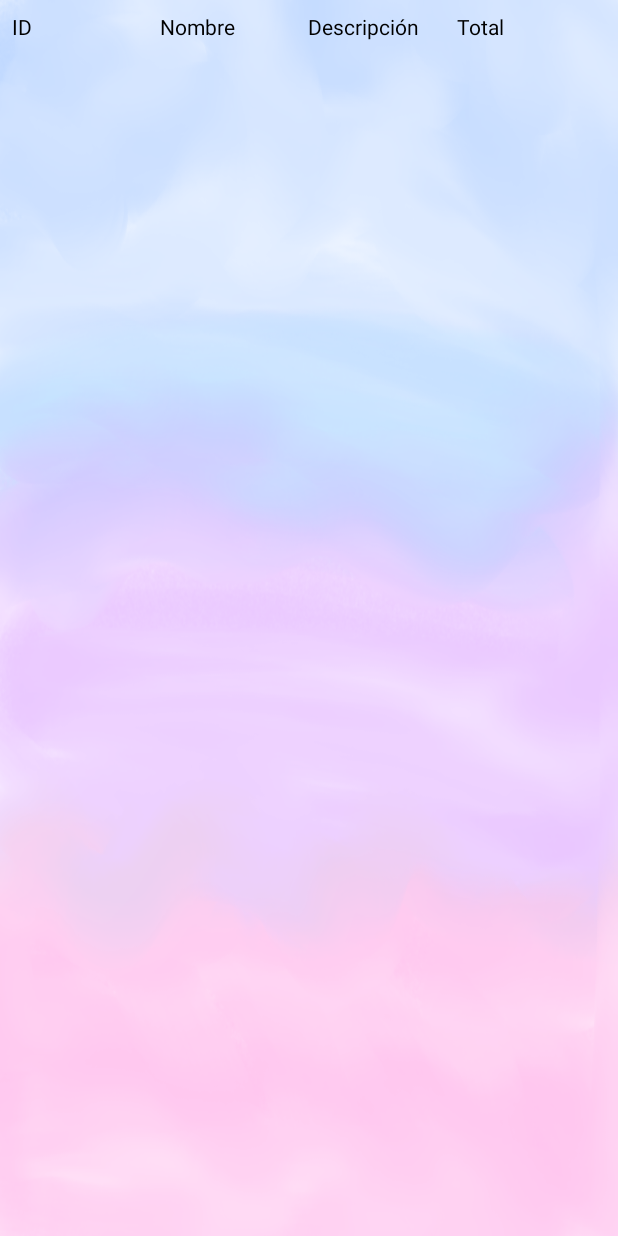
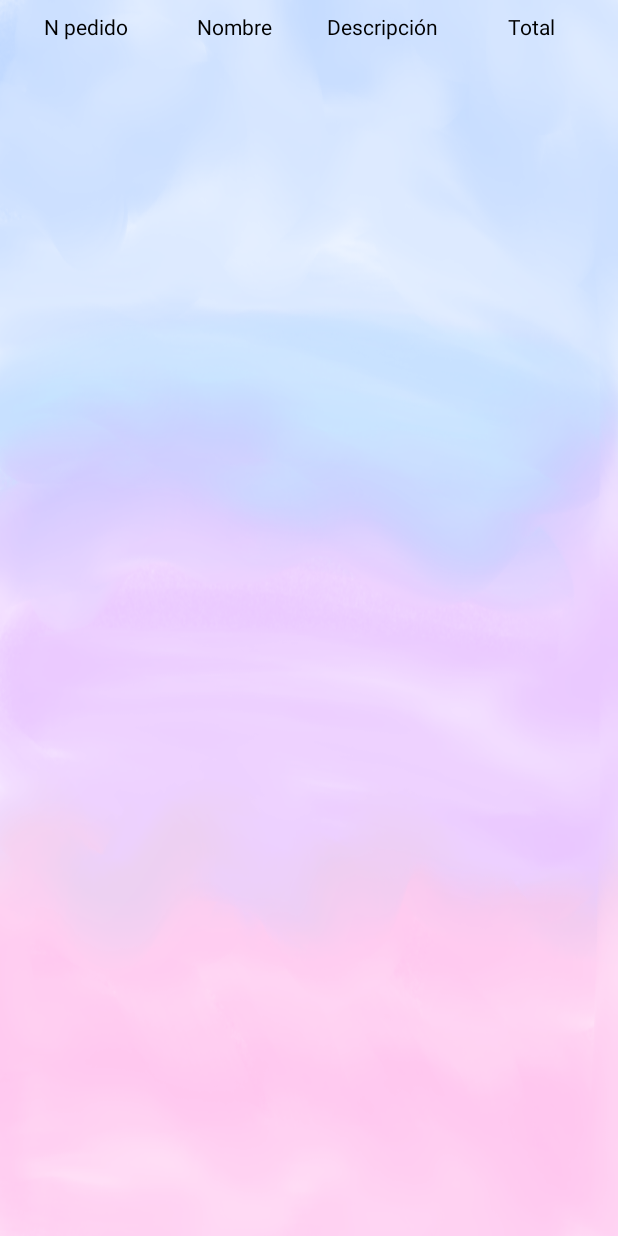
Before and after one commit to IDS-Mandujano/AppVenta, an Android app: the layout pedido.xml on its own in the app's theme, with its tools: preview values and no code run, on a phone screen of 412 x 824 dp. Run offline under Robolectric (Android 15) with nearby library versions, the phone set to English and light mode, and no system bars.

Commit message:
centrar texto

```diff
--- a/app/src/main/res/layout/pedido.xml
+++ b/app/src/main/res/layout/pedido.xml
@@ -9,7 +9,8 @@
         android:layout_width="0dp"
         android:layout_height="wrap_content"
         android:layout_weight="1"
-        android:text="ID"
+        android:text="N pedido"
+        android:textAlignment="center"
         android:textSize="14sp"
         android:textColor="#000000" />
 
@@ -19,6 +20,7 @@
         android:layout_height="wrap_content"
         android:layout_weight="1"
         android:text="Nombre"
+        android:textAlignment="center"
         android:textSize="14sp"
         android:textColor="#000000" />
 
@@ -28,6 +30,7 @@
         android:layout_height="wrap_content"
         android:layout_weight="1"
         android:text="Descripción"
+        android:textAlignment="center"
         android:textSize="14sp"
         android:textColor="#000000" />
 
@@ -37,6 +40,7 @@
         android:layout_height="wrap_content"
         android:layout_weight="1"
         android:text="Total"
+        android:textAlignment="center"
         android:textSize="14sp"
         android:textColor="#000000" />
 </LinearLayout>
--- a/app/src/main/res/layout/seguimiento.xml
+++ b/app/src/main/res/layout/seguimiento.xml
@@ -10,6 +10,7 @@
         android:layout_height="wrap_content"
         android:layout_weight="1"
         android:text="No Pedido"
+        android:textAlignment="center"
         android:textSize="14sp"
         android:textColor="#000000" />
 
@@ -19,6 +20,7 @@
         android:layout_height="wrap_content"
         android:layout_weight="1"
         android:text="Codigo"
+        android:textAlignment="center"
         android:textSize="14sp"
         android:textColor="#000000" />
 
@@ -28,6 +30,7 @@
         android:layout_height="wrap_content"
         android:layout_weight="1"
         android:text="Empresa"
+        android:textAlignment="center"
         android:textSize="14sp"
         android:textColor="#000000" />
 
@@ -37,6 +40,7 @@
         android:layout_height="wrap_content"
         android:layout_weight="1"
         android:text="Fecha entrega"
+        android:textAlignment="center"
         android:textSize="14sp"
         android:textColor="#000000" />
 </LinearLayout>
```
